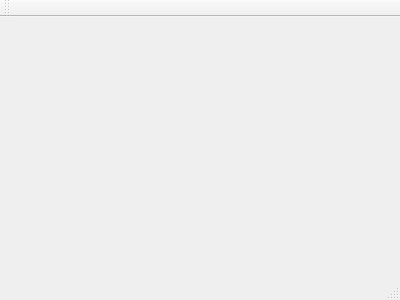
Above: QT-lab1/mainwindow.ui from irvingsl/QT-lab before the change. Below: the same form after it.
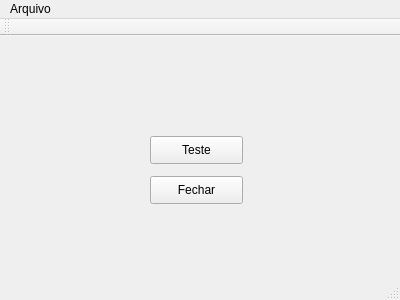
That is the form after the change.

Commit message: Missing modified file, with the buttons and the 'close' function.

The edit to the form file:
```diff
--- a/QT-lab1/mainwindow.ui
+++ b/QT-lab1/mainwindow.ui
@@ -12,13 +12,67 @@
   <property name="windowTitle" >
    <string>MainWindow</string>
   </property>
-  <widget class="QMenuBar" name="menuBar" />
-  <widget class="QToolBar" name="mainToolBar" />
-  <widget class="QWidget" name="centralWidget" />
-  <widget class="QStatusBar" name="statusBar" />
+  <widget class="QWidget" name="centralWidget">
+   <widget class="QPushButton" name="pushButton">
+    <property name="geometry">
+     <rect>
+      <x>150</x>
+      <y>100</y>
+      <width>93</width>
+      <height>28</height>
+     </rect>
+    </property>
+    <property name="text">
+     <string>Teste</string>
+    </property>
+   </widget>
+   <widget class="QPushButton" name="pushButton_2">
+    <property name="geometry">
+     <rect>
+      <x>150</x>
+      <y>140</y>
+      <width>93</width>
+      <height>28</height>
+     </rect>
+    </property>
+    <property name="text">
+     <string>Fechar</string>
+    </property>
+   </widget>
+  </widget>
+  <widget class="QMenuBar" name="menuBar">
+   <property name="geometry">
+    <rect>
+     <x>0</x>
+     <y>0</y>
+     <width>400</width>
+     <height>21</height>
+    </rect>
+   </property>
+   <widget class="QMenu" name="menuArquivo">
+    <property name="title">
+     <string>Arquivo</string>
+    </property>
+    <addaction name="actionSubMenu1"/>
+   </widget>
+   <addaction name="menuArquivo"/>
+  </widget>
+  <widget class="QToolBar" name="mainToolBar">
+   <attribute name="toolBarArea">
+    <enum>TopToolBarArea</enum>
+   </attribute>
+   <attribute name="toolBarBreak">
+    <bool>false</bool>
+   </attribute>
+  </widget>
+  <widget class="QStatusBar" name="statusBar"/>
+  <action name="actionSubMenu1">
+   <property name="text">
+    <string>SubMenu1</string>
+   </property>
+  </action>
  </widget>
- <layoutDefault spacing="6" margin="11" />
- <pixmapfunction></pixmapfunction>
+ <layoutdefault spacing="6" margin="11"/>
  <resources/>
  <connections/>
 </ui>
```
Left out of the diff: 26 changed lines with no effect on the pictures.
